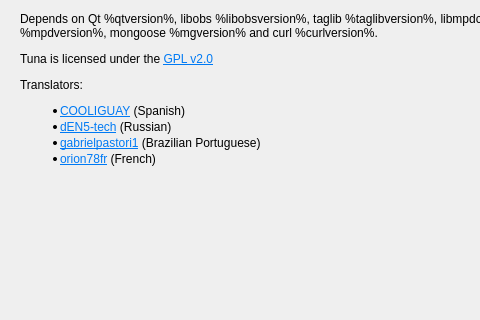
Before: the Qt Designer form src/gui/tuna_gui.ui in univrsal/tuna, drawn with Qt 5; both pictures show x 0 to 480 and y 153 to 473 of the 596 by 650 pixel window.
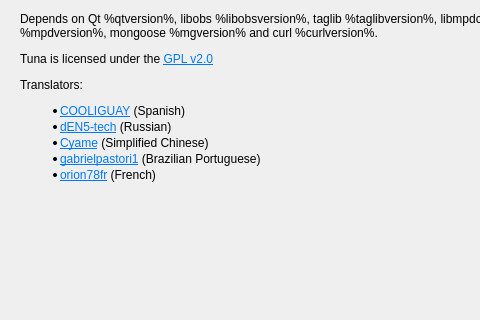
After: the same form once the commit is applied. The open tabs and pages were chosen to show the change. Icons and pictures are not drawn.

Commit message: Misc: Add Cyame to credits

Diff of the .ui file:
```diff
--- a/src/gui/tuna_gui.ui
+++ b/src/gui/tuna_gui.ui
@@ -802,7 +802,7 @@
           </sizepolicy>
          </property>
          <property name="text">
-          <string>&lt;html&gt;&lt;head/&gt;&lt;body&gt;&lt;p align=&quot;center&quot;&gt;&lt;span style=&quot; font-size:16pt;&quot;&gt;tuna&lt;/span&gt;&lt;/p&gt;&lt;p align=&quot;center&quot;&gt;&lt;a href=&quot;https://github.com/univrsal/tuna&quot;&gt;&lt;span style=&quot; text-decoration: underline; color:#007af4;&quot;&gt;github.com/univrsal/tuna&lt;/span&gt;&lt;/a&gt;&lt;/p&gt;&lt;p&gt;Display information about currently playing music directly within obs.&lt;/p&gt;&lt;p&gt;Depends on Qt %qtversion%, libobs %libobsversion%, taglib %taglibversion%, libmpdclient %mpdversion%, mongoose %mgversion% and curl %curlversion%.&lt;/p&gt;&lt;p&gt;Tuna is licensed under the &lt;a href=&quot;https://www.gnu.org/licenses/old-licenses/gpl-2.0.txt&quot;&gt;&lt;span style=&quot; text-decoration: underline; color:#007af4;&quot;&gt;GPL v2.0&lt;/span&gt;&lt;/a&gt;&lt;/p&gt;&lt;p&gt;Translators:&lt;/p&gt;&lt;ul style=&quot;margin-top: 0px; margin-bottom: 0px; margin-left: 0px; margin-right: 0px; -qt-list-indent: 1;&quot;&gt;&lt;li style=&quot; margin-top:12px; margin-bottom:2px; margin-left:0px; margin-right:0px; -qt-block-indent:0; text-indent:0px;&quot;&gt;&lt;a href=&quot;https://github.com/COOLIGUAY&quot;&gt;&lt;span style=&quot; text-decoration: underline; color:#007af4;&quot;&gt;COOLIGUAY&lt;/span&gt;&lt;/a&gt; (Spanish) &lt;/li&gt;&lt;li style=&quot; margin-top:2px; margin-bottom:2px; margin-left:0px; margin-right:0px; -qt-block-indent:0; text-indent:0px;&quot;&gt;&lt;a href=&quot;https://github.com/dEN5-tech&quot;&gt;&lt;span style=&quot; text-decoration: underline; color:#007af4;&quot;&gt;dEN5-tech&lt;/span&gt;&lt;/a&gt; (Russian) &lt;/li&gt;&lt;li style=&quot; margin-top:2px; margin-bottom:2px; margin-left:0px; margin-right:0px; -qt-block-indent:0; text-indent:0px;&quot;&gt;&lt;a href=&quot;https://github.com/gabrielpastori1&quot;&gt;&lt;span style=&quot; text-decoration: underline; color:#007af4;&quot;&gt;gabrielpastori1&lt;/span&gt;&lt;/a&gt; (Brazilian Portuguese) &lt;/li&gt;&lt;li style=&quot; margin-top:2px; margin-bottom:12px; margin-left:0px; margin-right:0px; -qt-block-indent:0; text-indent:0px;&quot;&gt;&lt;a href=&quot;https://github.com/orion78fr&quot;&gt;&lt;span style=&quot; text-decoration: underline; color:#007af4;&quot;&gt;orion78fr&lt;/span&gt;&lt;/a&gt; (French) &lt;/li&gt;&lt;/ul&gt;&lt;/body&gt;&lt;/html&gt;</string>
+          <string>&lt;html&gt;&lt;head/&gt;&lt;body&gt;&lt;p align=&quot;center&quot;&gt;&lt;span style=&quot; font-size:16pt;&quot;&gt;tuna&lt;/span&gt;&lt;/p&gt;&lt;p align=&quot;center&quot;&gt;&lt;a href=&quot;https://github.com/univrsal/tuna&quot;&gt;&lt;span style=&quot; text-decoration: underline; color:#007af4;&quot;&gt;github.com/univrsal/tuna&lt;/span&gt;&lt;/a&gt;&lt;/p&gt;&lt;p&gt;Display information about currently playing music directly within obs.&lt;/p&gt;&lt;p&gt;Depends on Qt %qtversion%, libobs %libobsversion%, taglib %taglibversion%, libmpdclient %mpdversion%, mongoose %mgversion% and curl %curlversion%.&lt;/p&gt;&lt;p&gt;Tuna is licensed under the &lt;a href=&quot;https://www.gnu.org/licenses/old-licenses/gpl-2.0.txt&quot;&gt;&lt;span style=&quot; text-decoration: underline; color:#007af4;&quot;&gt;GPL v2.0&lt;/span&gt;&lt;/a&gt;&lt;/p&gt;&lt;p&gt;Translators:&lt;/p&gt;&lt;ul style=&quot;margin-top: 0px; margin-bottom: 0px; margin-left: 0px; margin-right: 0px; -qt-list-indent: 1;&quot;&gt;&lt;li style=&quot; margin-top:12px; margin-bottom:2px; margin-left:0px; margin-right:0px; -qt-block-indent:0; text-indent:0px;&quot;&gt;&lt;a href=&quot;https://github.com/COOLIGUAY&quot;&gt;&lt;span style=&quot; text-decoration: underline; color:#007af4;&quot;&gt;COOLIGUAY&lt;/span&gt;&lt;/a&gt; (Spanish) &lt;/li&gt;&lt;li style=&quot; margin-top:2px; margin-bottom:2px; margin-left:0px; margin-right:0px; -qt-block-indent:0; text-indent:0px;&quot;&gt;&lt;a href=&quot;https://github.com/dEN5-tech&quot;&gt;&lt;span style=&quot; text-decoration: underline; color:#007af4;&quot;&gt;dEN5-tech&lt;/span&gt;&lt;/a&gt; (Russian)&lt;/li&gt;&lt;li style=&quot; margin-top:2px; margin-bottom:2px; margin-left:0px; margin-right:0px; -qt-block-indent:0; text-indent:0px;&quot;&gt;&lt;a href=&quot;https://github.com/Cyame&quot;&gt;&lt;span style=&quot; text-decoration: underline; color:#007af4;&quot;&gt;Cyame&lt;/span&gt;&lt;/a&gt; (Simplified Chinese) &lt;/li&gt;&lt;li style=&quot; margin-top:2px; margin-bottom:2px; margin-left:0px; margin-right:0px; -qt-block-indent:0; text-indent:0px;&quot;&gt;&lt;a href=&quot;https://github.com/gabrielpastori1&quot;&gt;&lt;span style=&quot; text-decoration: underline; color:#007af4;&quot;&gt;gabrielpastori1&lt;/span&gt;&lt;/a&gt; (Brazilian Portuguese) &lt;/li&gt;&lt;li style=&quot; margin-top:2px; margin-bottom:12px; margin-left:0px; margin-right:0px; -qt-block-indent:0; text-indent:0px;&quot;&gt;&lt;a href=&quot;https://github.com/orion78fr&quot;&gt;&lt;span style=&quot; text-decoration: underline; color:#007af4;&quot;&gt;orion78fr&lt;/span&gt;&lt;/a&gt; (French) &lt;/li&gt;&lt;/ul&gt;&lt;/body&gt;&lt;/html&gt;</string>
          </property>
          <property name="wordWrap">
           <bool>true</bool>
```
Left out of the diff: 2 changed lines with no effect on the pictures.
